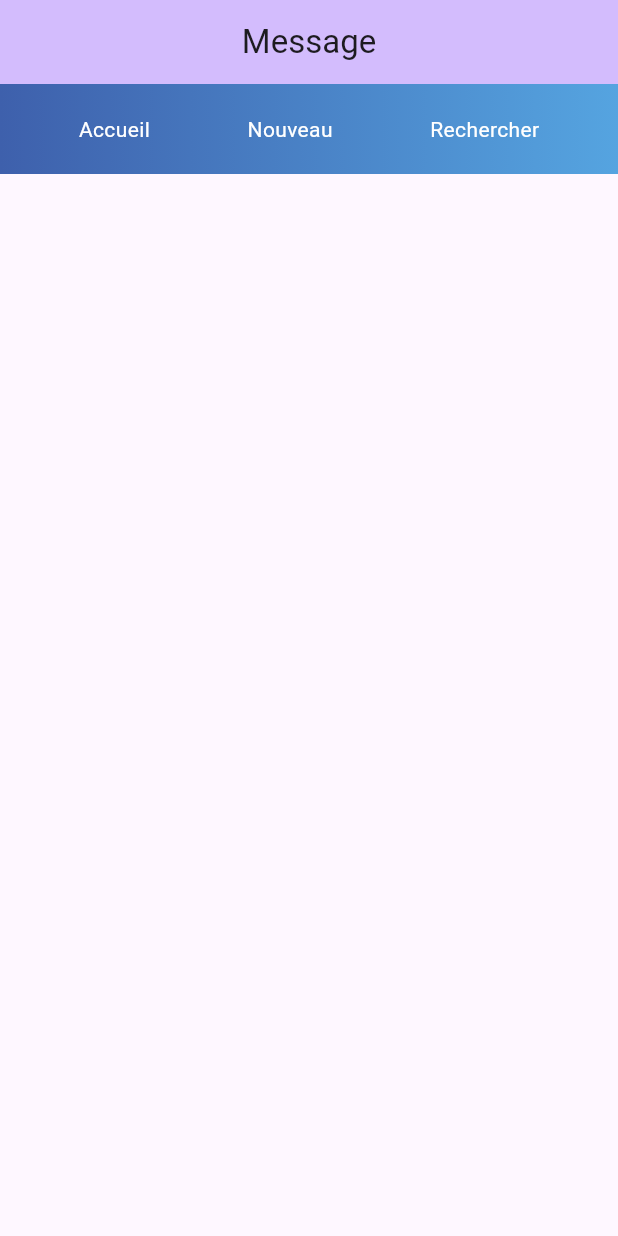
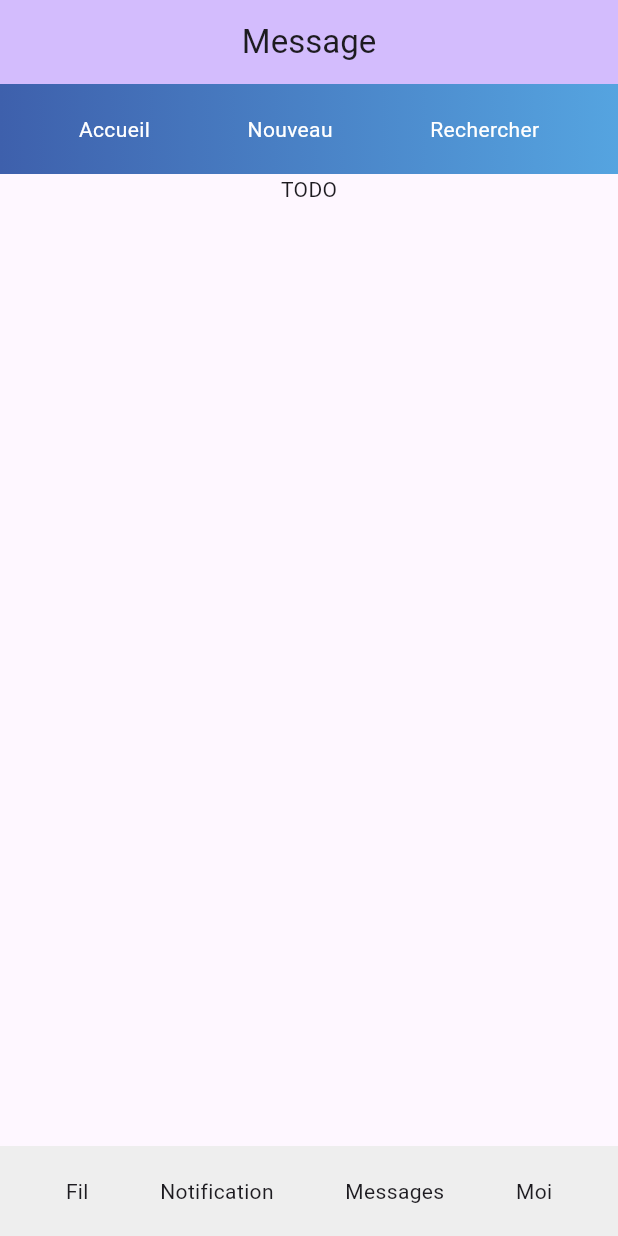
Before and after one commit to Chocolaterie/rcda_012_tp_flutter, a Flutter app: the screen it shows after launch, on a phone screen of 412 x 824 dp. Run offline on Flutter 3.47's test engine with Material 3 defaults, Android fonts, the phone set to English and light mode, and no system bars.

Commit message:
correction tp 1 partie 2

```diff
--- a/lib/main.dart
+++ b/lib/main.dart
@@ -21,6 +21,46 @@ class MyApp extends StatelessWidget {
   }
 }
 
+class HeaderWidget extends StatelessWidget {
+  @override
+  Widget build(BuildContext context) {
+    return Container(
+      decoration: BoxDecoration(gradient: LinearGradient(colors: [Color(0xFF3e60ac), Color(0xFF55a4e0)])),
+      child: Padding(
+        padding: const EdgeInsets.all(20),
+        child: Row(
+          mainAxisAlignment: MainAxisAlignment.spaceAround,
+          children: [
+            Text("Accueil", style: TextStyle(color: Colors.white),),
+            Text("Nouveau", style: TextStyle(color: Colors.white)),
+            Text("Rechercher", style: TextStyle(color: Colors.white)),
+          ],),
+      ),
+    );
+  }
+}
+
+class FooterWidget extends StatelessWidget {
+  @override
+  Widget build(BuildContext context) {
+    return Container(
+      color: Color(0xFFEEEEEE),
+      child:
+      Padding(
+        padding: const EdgeInsets.all(20),
+        child: Row(
+          mainAxisAlignment: MainAxisAlignment.spaceAround,
+          children: [
+            Text("Fil"),
+            Text("Notification"),
+            Text("Messages"),
+            Text("Moi"),
+          ],
+        ),
+      ),);
+  }
+}
+
 class MyHomePage extends StatelessWidget {
   @override
   Widget build(BuildContext context) {
@@ -31,19 +71,9 @@ class MyHomePage extends StatelessWidget {
         centerTitle: true,
       ),
       body: Column(children: [
-        Container(
-          decoration: BoxDecoration(gradient: LinearGradient(colors: [Color(0xFF3e60ac), Color(0xFF55a4e0)])),
-          child: Padding(
-            padding: const EdgeInsets.all(20),
-            child: Row(
-              mainAxisAlignment: MainAxisAlignment.spaceAround,
-              children: [
-              Text("Accueil", style: TextStyle(color: Colors.white),),
-              Text("Nouveau", style: TextStyle(color: Colors.white)),
-              Text("Rechercher", style: TextStyle(color: Colors.white)),
-            ],),
-          ),
-        )
+        HeaderWidget(),
+        Expanded(child: Container(child: Text("TODO"),)),
+        FooterWidget()
       ],),
     );
   }
```
